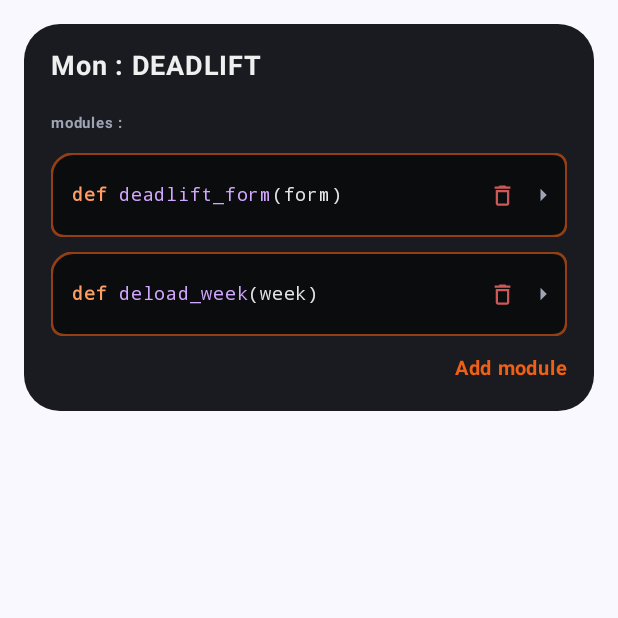
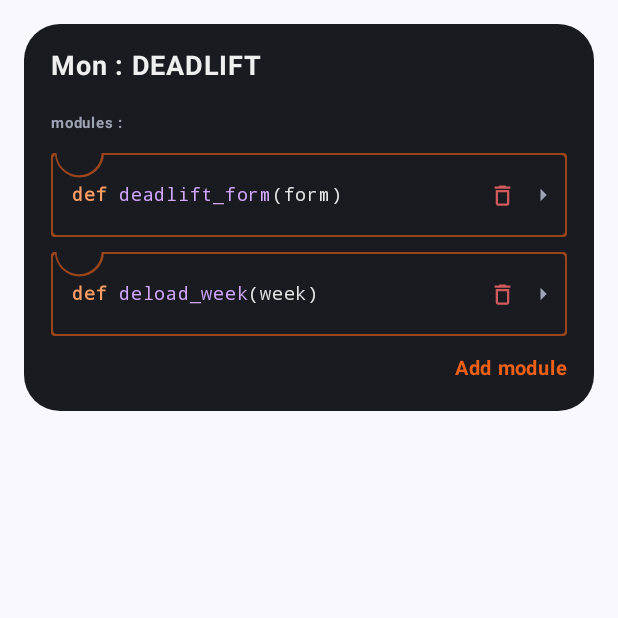
Before and after one commit to ymzindustry/basicplanner, an Android app built with Jetpack Compose: the composable HoleVariantC shown on its own in the app's theme, on a phone screen of 412 x 824 dp, the top half of it. Run offline under Robolectric (Android 15) with nearby library versions, the phone set to English and light mode, and no system bars.

Commit message:
Modules: hole back on the left of the top edge, no fill

```diff
--- a/app/build.gradle.kts
+++ b/app/build.gradle.kts
@@ -17,8 +17,8 @@ android {
         applicationId = "com.ymz.basicplanner.v10"
         minSdk = 26
         targetSdk = 36
-        versionCode = 62
-        versionName = "1.1.38"
+        versionCode = 63
+        versionName = "1.1.39"
 
         testInstrumentationRunner = "androidx.test.runner.AndroidJUnitRunner"
     }
--- a/app/src/main/java/com/ymz/basicplanner/ui/ModuleAttachFlow.kt
+++ b/app/src/main/java/com/ymz/basicplanner/ui/ModuleAttachFlow.kt
@@ -193,10 +193,10 @@ fun entitiesOfProgram(
  * module row's signature shape: the outline itself says "this is a module line".
  */
 class ModuleRowShape(
-    private val cornerDp: Float = 10f,
+    private val cornerDp: Float = 4f,
     private val holeDp: Float = 15f,
     /** Distance from the left edge to the hole's centre: lower = further left. */
-    private val holeCenterDp: Float = 0f
+    private val holeCenterDp: Float = 19f
 ) : androidx.compose.ui.graphics.Shape {
     override fun createOutline(
         size: androidx.compose.ui.geometry.Size,
@@ -208,18 +208,7 @@ class ModuleRowShape(
         val h = size.height
         val holeCx = with(density) { holeCenterDp.dp.toPx() }
         val path = androidx.compose.ui.graphics.Path()
-        if (holeCx <= 0.5f) {
-            // Circle centred exactly on the top-left corner: the corner is replaced by its arc.
-            path.moveTo(s, 0f)
-            path.arcTo(androidx.compose.ui.geometry.Rect(0f, 0f, 2 * s, 2 * s), 270f, -90f, false)
-            path.lineTo(0f, h - r)
-            path.quadraticTo(0f, h, r, h)
-            path.lineTo(size.width - r, h)
-            path.quadraticTo(size.width, h, size.width, h - r)
-            path.lineTo(size.width, r)
-            path.quadraticTo(size.width, 0f, size.width - r, 0f)
-            path.lineTo(s, 0f)
-        } else {
+        // Semicircular hole punched in the top edge, as far left as the corner allows.
         path.moveTo(r, 0f)
         path.lineTo(holeCx - s, 0f)
         path.arcTo(androidx.compose.ui.geometry.Rect(holeCx - s, -s, holeCx + s, s), 180f, -180f, false)
@@ -231,7 +220,6 @@ class ModuleRowShape(
         path.quadraticTo(0f, h, 0f, h - r)
         path.lineTo(0f, r)
         path.quadraticTo(0f, 0f, r, 0f)
-        }
         path.close()
         return androidx.compose.ui.graphics.Outline.Generic(path)
     }
@@ -279,7 +267,7 @@ fun EntityActionDialog(
                                 modifier = Modifier
                                     .fillMaxWidth()
                                     .height(56.dp)
-                                    .background(androidx.compose.ui.graphics.Color(0xFF0B0C0E), ModuleRowShape())
+                                    .background(androidx.compose.ui.graphics.Color.Transparent, ModuleRowShape())
                                     .border(1.dp, AccentOrange.copy(alpha = 0.6f), ModuleRowShape())
                                     .padding(start = 14.dp, end = 6.dp),
                                 verticalAlignment = Alignment.CenterVertically
--- a/app/src/main/java/com/ymz/basicplanner/ui/ModuleHolePreviews.kt
+++ b/app/src/main/java/com/ymz/basicplanner/ui/ModuleHolePreviews.kt
@@ -47,12 +47,12 @@ private fun PreviewShell(holeCenterDp: Float) {
         Spacer(Modifier.height(8.dp))
         Column(verticalArrangement = Arrangement.spacedBy(10.dp)) {
             previewModules.forEach { module ->
-                val shape = ModuleRowShape(cornerDp = 10f, holeDp = 15f, holeCenterDp = holeCenterDp)
+                val shape = ModuleRowShape(cornerDp = 4f, holeDp = 15f, holeCenterDp = holeCenterDp)
                 Row(
                     modifier = Modifier
                         .fillMaxWidth()
                         .height(56.dp)
-                        .background(Color(0xFF0B0C0E), shape)
+                        .background(Color.Transparent, shape)
                         .border(1.dp, AccentOrange.copy(alpha = 0.6f), shape)
                         .padding(start = 14.dp, end = 6.dp),
                     verticalAlignment = Alignment.CenterVertically
@@ -96,4 +96,4 @@ fun HoleVariantB() = PreviewShell(holeCenterDp = 12f)
 
 /** C · hole tangent to the left edge: the corner itself is bitten. */
 @Composable
-fun HoleVariantC() = PreviewShell(holeCenterDp = 0f)
+fun HoleVariantC() = PreviewShell(holeCenterDp = 19f)
```
Lines whose indentation alone changed are shown as unchanged.
